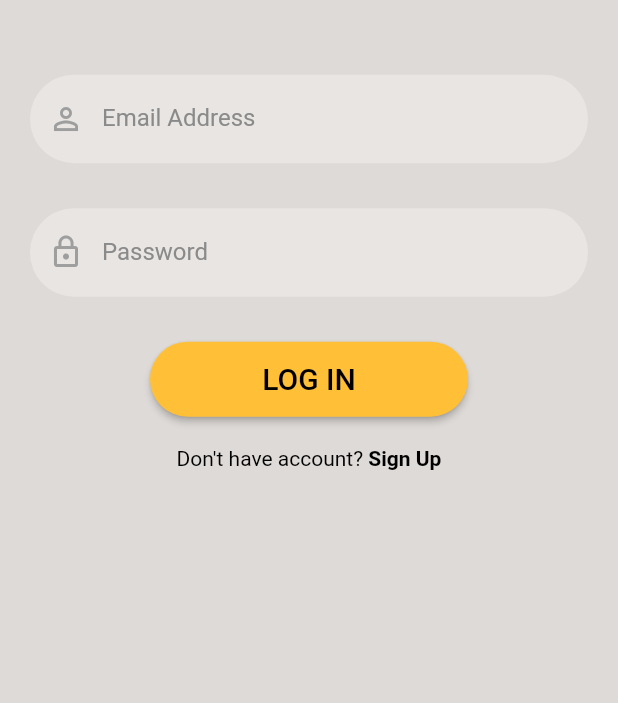
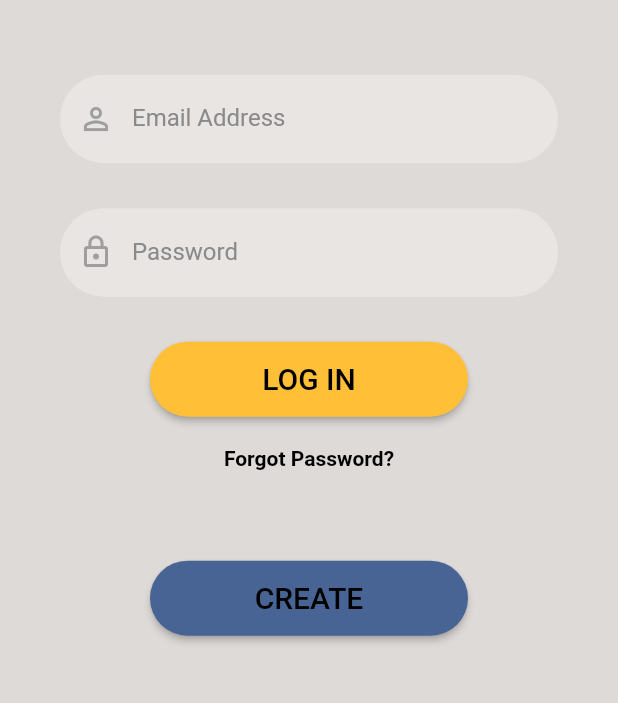
Before and after one commit to gabrielle128/Sidekick-Flutter, a Flutter app: the screen it shows after launch, after a tap on "LOG IN", on a phone screen of 412 x 824 dp, the part 336-1039 px from its top. Run offline on Flutter 3.47's test engine with Material 2 defaults, Android fonts, the phone set to English and light mode, and no system bars; our stand-ins replace firebase_auth, firebase_core; accounts and stored records are empty; Roboto replaces fonts that are missing (Gaegu-Bold).

Commit message:
reset password

```diff
--- a/sidekick_app/lib/main.dart
+++ b/sidekick_app/lib/main.dart
@@ -24,6 +24,8 @@ Future<void> main() async {
   runApp(const MyApp());
 }
 
+final navigatorKey = GlobalKey<NavigatorState>();
+
 class MyApp extends StatelessWidget {
   const MyApp({super.key});
 
@@ -31,6 +33,7 @@ class MyApp extends StatelessWidget {
   @override
   Widget build(BuildContext context) {
     return MaterialApp(
+      navigatorKey: navigatorKey,
       title: 'Sidekick',
       theme:
           ThemeData(scaffoldBackgroundColor: bgcolor, fontFamily: 'Gaegu-Bold'),
@@ -49,7 +52,14 @@ class MainPage extends StatelessWidget {
           body: StreamBuilder<User?>(
         stream: FirebaseAuth.instance.authStateChanges(),
         builder: (context, snapshot) {
-          if (snapshot.hasData) {
+          if (snapshot.connectionState == ConnectionState) {
+            return const Center(
+                child: CircularProgressIndicator(color: yellow));
+          } else if (snapshot.hasError) {
+            return const Center(
+              child: Text('Something went wrong.'),
+            );
+          } else if (snapshot.hasData) {
             return const NavigationMenu();
           } else {
             return const WelcomeScreen();
--- a/sidekick_app/lib/reusable_widgets/reusable_widget.dart
+++ b/sidekick_app/lib/reusable_widgets/reusable_widget.dart
@@ -11,14 +11,17 @@ Image logoWidget(String imageName) {
   );
 }
 
-TextField reusableTextField(String text, IconData icon, bool isPasswordType,
+Padding reusableTextField(String text, IconData icon, bool isPasswordType,
     TextEditingController controller) {
-  return TextField(
+  return Padding(
+    padding: EdgeInsets.fromLTRB(20, 0, 20, 0),
+    child: TextField(
       controller: controller,
       obscureText: isPasswordType,
       enableSuggestions: !isPasswordType,
       autocorrect: !isPasswordType,
       cursorColor: black,
+      textInputAction: TextInputAction.done,
       style: const TextStyle(color: black),
       decoration: InputDecoration(
           prefixIcon: Icon(
@@ -36,6 +39,7 @@ TextField reusableTextField(String text, IconData icon, bool isPasswordType,
       keyboardType: isPasswordType
           ? TextInputType.visiblePassword
           : TextInputType.emailAddress,
+    ),
   );
 }
 
--- a/sidekick_app/lib/screens/login_screen.dart
+++ b/sidekick_app/lib/screens/login_screen.dart
@@ -1,7 +1,9 @@
 import 'package:firebase_auth/firebase_auth.dart';
 import 'package:flutter/material.dart';
+import 'package:sidekick_app/main.dart';
 import 'package:sidekick_app/navigation_menu.dart';
 import 'package:sidekick_app/reusable_widgets/reusable_widget.dart';
+import 'package:sidekick_app/screens/forgot_password.dart';
 import 'package:sidekick_app/screens/signup_screen.dart';
 import 'package:sidekick_app/utils/colours.dart';
 
@@ -69,7 +71,27 @@ class _LoginScreenState extends State<LoginScreen> {
               height: 20,
             ),
             loginSignupButton(context, mustard, 'LOG IN', login),
-            signUpOption()
+            GestureDetector(
+              onTap: () {
+                Navigator.push(
+                    context,
+                    MaterialPageRoute(
+                        builder: (context) => const ForgotPassword()));
+              },
+              child: const Text("Forgot Password?",
+                  style: TextStyle(
+                      color: Colors.black, fontWeight: FontWeight.bold)),
+            ),
+            const SizedBox(
+              height: 50,
+            ),
+            loginSignupButton(context, navy, 'CREATE', () {
+              Navigator.push(
+                  context,
+                  MaterialPageRoute(
+                      builder: (context) => const SignUpScreen()));
+            }),
+            // signUpOption()
           ]),
         )),
       ),
@@ -77,17 +99,26 @@ class _LoginScreenState extends State<LoginScreen> {
   }
 
   Future login() async {
+    showDialog(
+        context: context,
+        barrierDismissible: false,
+        builder: ((context) =>
+            const Center(child: CircularProgressIndicator(color: yellow))));
+
+    try {
       await FirebaseAuth.instance
           .signInWithEmailAndPassword(
               email: _emailTextController.text,
               password: _passwordTextController.text)
           .then((value) {
-      print("Login Sucessfully");
         Navigator.push(context,
             MaterialPageRoute(builder: (context) => const NavigationMenu()));
-    }).onError((error, stackTrace) {
-      print("Error ${error.toString()}");
       });
+    } on FirebaseAuthException catch (e) {
+      print(e);
+    }
+
+    navigatorKey.currentState!.popUntil((route) => route.isFirst);
   }
 
   Row signUpOption() {
```
Also changed, not shown: sidekick_app/lib/screens/forgot_password.dart (added, +74 -0 lines), sidekick_app/lib/screens/login_widget.dart (deleted, +0 -107 lines), sidekick_app/lib/screens/signup_screen.dart (+26 -16 lines). Lines whose indentation alone changed are shown as unchanged.
